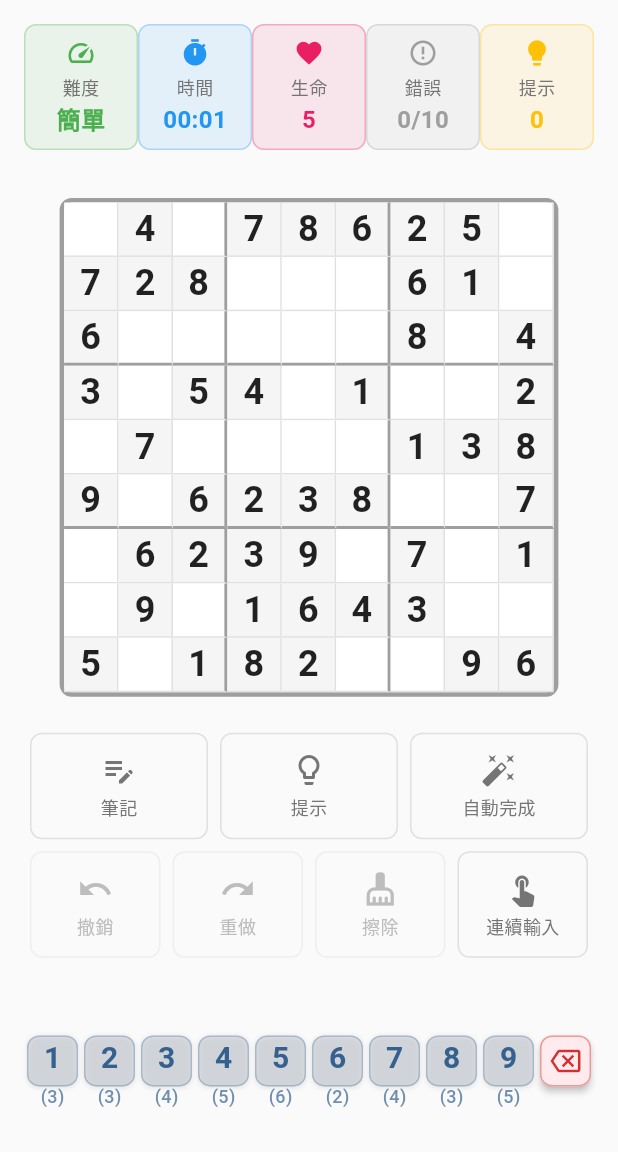
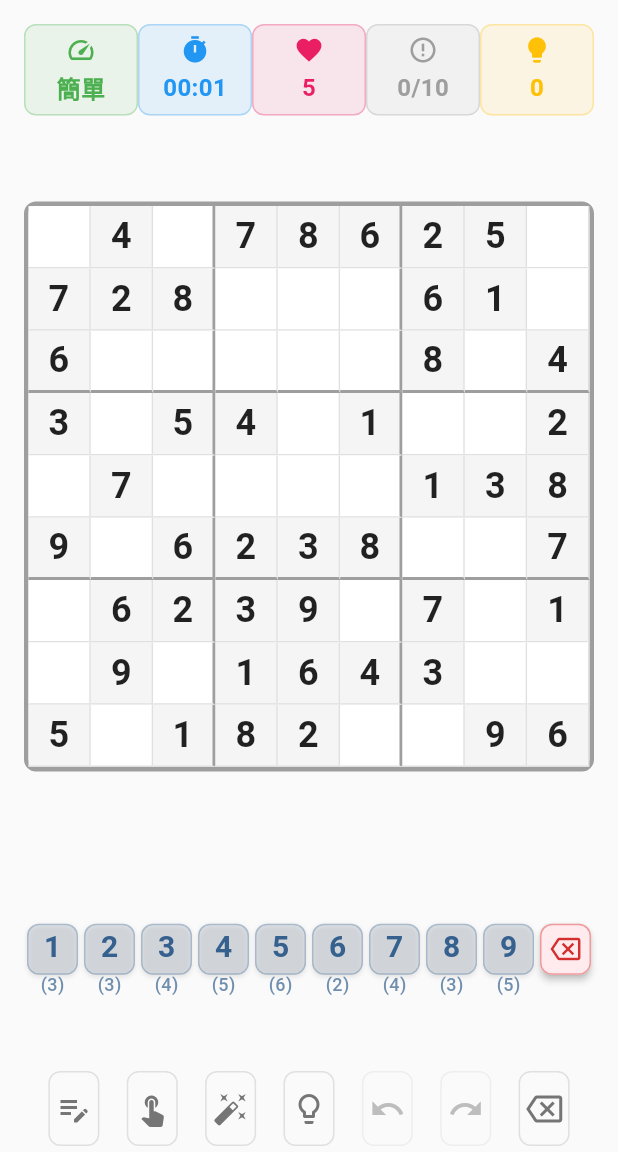
Before and after one commit to n8210sam/easyChees, a Flutter app: the screen it shows after launch, after a tap on "簡單", on a phone screen of 412 x 824 dp, the part 84-1236 px from its top. Run offline on Flutter 3.47's test engine with Material 3 defaults, Android fonts, the phone set to English and light mode, and no system bars; our stand-ins replace shared_preferences.

Commit message:
Responsive UI design - v1.2.0
- Reorder control buttons: 筆記, 連續輸入, 自動完成, 提示, 撤銷, 重做, 擦除
- Move control buttons after number input
- Hide Chinese text on mobile (screen width < 600px)
- Show Chinese text on tablet and larger screens
- Responsive design for both game controls and info widgets
- Compact button layout for better mobile experience

```diff
--- a/lib/main.dart
+++ b/lib/main.dart
@@ -9,7 +9,7 @@ import 'package:sudoku_app/utils/theme.dart';
 void main() {
   // Only print in debug mode
   if (kDebugMode) {
-    debugPrint('=== 數獨遊戲啟動 - 版本 v1.1.4 ===');
+    debugPrint('=== 數獨遊戲啟動 - 版本 v1.2.0 ===');
   }
   runApp(const SudokuApp());
 }
--- a/lib/screens/game_screen.dart
+++ b/lib/screens/game_screen.dart
@@ -122,9 +122,6 @@ class _GameScreenState extends State<GameScreen> {
                 ),
               ),
 
-              // Game Controls
-              const GameControlsWidget(),
-
               // Number Input
               Expanded(
                 flex: 1,
@@ -169,6 +166,9 @@ class _GameScreenState extends State<GameScreen> {
                   ),
                 ),
               ),
+
+              // Game Controls (moved after number input)
+              const GameControlsWidget(),
             ],
           );
         },
--- a/lib/widgets/game_controls_widget.dart
+++ b/lib/widgets/game_controls_widget.dart
@@ -7,70 +7,74 @@ class GameControlsWidget extends StatelessWidget {
 
   @override
   Widget build(BuildContext context) {
+    final screenWidth = MediaQuery.of(context).size.width;
+    final isTabletOrLarger = screenWidth >= 600; // 平板以上顯示中文
+
     return Container(
-      padding: const EdgeInsets.symmetric(horizontal: 16.0, vertical: 8.0),
-      child: Column(
-        children: [
-          // 第一行：筆記、提示、自動完成
-          Row(
+      padding: const EdgeInsets.symmetric(horizontal: 16.0, vertical: 4.0),
+      child: Row(
         mainAxisAlignment: MainAxisAlignment.spaceEvenly,
         children: [
-              // Notes Mode Toggle
+          // 筆記
           Consumer<GameProvider>(
             builder: (context, gameProvider, child) {
-                  return _buildControlButton(
+              return _buildResponsiveButton(
                 context,
                 icon: Icons.edit_note,
-                    label: '筆記',
+                label: isTabletOrLarger ? '筆記' : null,
                 isActive: gameProvider.isNotesMode,
                 onTap: gameProvider.toggleNotesMode,
               );
             },
           ),
 
-              // Hint Button
+          // 連續輸入
           Consumer<GameProvider>(
             builder: (context, gameProvider, child) {
-                  return _buildControlButton(
+              return _buildResponsiveButton(
+                context,
+                icon: Icons.touch_app,
+                label: isTabletOrLarger ? '連續輸入' : null,
+                isActive: gameProvider.isContinuousInputEnabled,
+                onTap: gameProvider.toggleContinuousInput,
+              );
+            },
+          ),
+
+          // 自動完成
+          Consumer<GameProvider>(
+            builder: (context, gameProvider, child) {
+              return _buildResponsiveButton(
+                context,
+                icon: Icons.auto_fix_high,
+                label: isTabletOrLarger ? '自動完成' : null,
+                isActive: false,
+                isEnabled: !gameProvider.isGamePaused,
+                onTap: () => _showAutoCompleteDialog(context, gameProvider),
+              );
+            },
+          ),
+
+          // 提示
+          Consumer<GameProvider>(
+            builder: (context, gameProvider, child) {
+              return _buildResponsiveButton(
                 context,
                 icon: Icons.lightbulb_outline,
-                    label: '提示',
+                label: isTabletOrLarger ? '提示' : null,
                 isActive: false,
                 onTap: () => _showHintDialog(context, gameProvider),
               );
             },
           ),
 
-              // Auto Complete Button
+          // 撤銷
           Consumer<GameProvider>(
             builder: (context, gameProvider, child) {
-                  return _buildControlButton(
-                    context,
-                    icon: Icons.auto_fix_high,
-                    label: '自動完成',
-                    isActive: false,
-                    isEnabled: !gameProvider.isGamePaused,
-                    onTap: () => _showAutoCompleteDialog(context, gameProvider),
-                  );
-                },
-              ),
-            ],
-          ),
-
-          const SizedBox(height: 8),
-
-          // 第二行：撤銷、重做、擦除、連續輸入
-          Row(
-            mainAxisAlignment: MainAxisAlignment.spaceEvenly,
-            children: [
-
-          // Undo Button
-          Consumer<GameProvider>(
-            builder: (context, gameProvider, child) {
-              return _buildControlButton(
+              return _buildResponsiveButton(
                 context,
                 icon: Icons.undo,
-                label: '撤銷',
+                label: isTabletOrLarger ? '撤銷' : null,
                 isActive: false,
                 isEnabled: gameProvider.canUndo,
                 onTap: () => _handleUndo(context, gameProvider),
@@ -78,13 +82,13 @@ class GameControlsWidget extends StatelessWidget {
             },
           ),
 
-          // Redo Button
+          // 重做
           Consumer<GameProvider>(
             builder: (context, gameProvider, child) {
-              return _buildControlButton(
+              return _buildResponsiveButton(
                 context,
                 icon: Icons.redo,
-                label: '重做',
+                label: isTabletOrLarger ? '重做' : null,
                 isActive: false,
                 isEnabled: gameProvider.canRedo,
                 onTap: () => _handleRedo(context, gameProvider),
@@ -92,50 +96,36 @@ class GameControlsWidget extends StatelessWidget {
             },
           ),
 
-          // Erase Button
+          // 擦除
           Consumer<GameProvider>(
             builder: (context, gameProvider, child) {
-              return _buildControlButton(
+              return _buildResponsiveButton(
                 context,
-                icon: Icons.cleaning_services,
-                label: '擦除',
+                icon: Icons.backspace_outlined,
+                label: isTabletOrLarger ? '擦除' : null,
                 isActive: false,
-                isEnabled: gameProvider.hasSelectedCell && !gameProvider.isGamePaused,
                 onTap: () => _handleErase(context, gameProvider),
               );
             },
-          ),
-
-              // Continuous Input Toggle
-              Consumer<GameProvider>(
-                builder: (context, gameProvider, child) {
-                  return _buildControlButton(
-                    context,
-                    icon: Icons.touch_app,
-                    label: '連續輸入',
-                    isActive: gameProvider.isContinuousInputEnabled,
-                    onTap: gameProvider.toggleContinuousInput,
-                  );
-                },
-              ),
-            ],
           ),
         ],
       ),
     );
   }
 
-  Widget _buildControlButton(
+  Widget _buildResponsiveButton(
     BuildContext context, {
     required IconData icon,
-    required String label,
+    String? label, // 可選的標籤
     required bool isActive,
     required VoidCallback onTap,
     bool isEnabled = true,
   }) {
-    return Expanded(
+    final hasLabel = label != null && label.isNotEmpty;
+
+    return Flexible(
       child: Padding(
-        padding: const EdgeInsets.symmetric(horizontal: 4.0),
+        padding: const EdgeInsets.symmetric(horizontal: 2.0),
         child: Material(
           color: isActive
               ? Theme.of(context).primaryColor.withValues(alpha: 0.1)
@@ -145,7 +135,10 @@ class GameControlsWidget extends StatelessWidget {
             onTap: isEnabled ? onTap : null,
             borderRadius: BorderRadius.circular(8),
             child: Container(
-              padding: const EdgeInsets.symmetric(vertical: 12.0),
+              padding: EdgeInsets.symmetric(
+                vertical: hasLabel ? 8.0 : 12.0,
+                horizontal: hasLabel ? 8.0 : 4.0,
+              ),
               decoration: BoxDecoration(
                 border: Border.all(
                   color: isActive
@@ -157,23 +150,24 @@ class GameControlsWidget extends StatelessWidget {
                 ),
                 borderRadius: BorderRadius.circular(8),
               ),
-              child: Column(
+              child: hasLabel
+                  ? Column(
                       mainAxisSize: MainAxisSize.min,
                       children: [
                         Icon(
                           icon,
-                    size: 24,
+                          size: 20,
                           color: isActive
                               ? Theme.of(context).primaryColor
                               : isEnabled
                                   ? Colors.grey.shade600
                                   : Colors.grey.shade400,
                         ),
-                  const SizedBox(height: 4),
+                        const SizedBox(height: 2),
                         Text(
                           label,
                           style: TextStyle(
-                      fontSize: 12,
+                            fontSize: 10,
                             fontWeight: FontWeight.w500,
                             color: isActive
                                 ? Theme.of(context).primaryColor
@@ -183,6 +177,15 @@ class GameControlsWidget extends StatelessWidget {
                           ),
                         ),
                       ],
+                    )
+                  : Icon(
+                      icon,
+                      size: 24,
+                      color: isActive
+                          ? Theme.of(context).primaryColor
+                          : isEnabled
+                              ? Colors.grey.shade600
+                              : Colors.grey.shade400,
                     ),
             ),
           ),
--- a/lib/widgets/game_info_widget.dart
+++ b/lib/widgets/game_info_widget.dart
@@ -30,6 +30,9 @@ class _GameInfoWidgetState extends State<GameInfoWidget> {
         final board = gameProvider.currentBoard;
         if (board == null) return const SizedBox.shrink();
 
+        final screenWidth = MediaQuery.of(context).size.width;
+        final isTabletOrLarger = screenWidth >= 600; // 平板以上顯示中文
+
         return Container(
           padding: const EdgeInsets.all(16.0),
           child: Consumer<SettingsProvider>(
@@ -40,10 +43,10 @@ class _GameInfoWidgetState extends State<GameInfoWidget> {
                 mainAxisAlignment: MainAxisAlignment.spaceEvenly,
                 children: [
                   // Difficulty
-                  _buildInfoItem(
+                  _buildResponsiveInfoItem(
                     context,
                     icon: Icons.speed,
-                    label: '難度',
+                    label: isTabletOrLarger ? '難度' : null,
                     value: _getDifficultyText(board.difficulty),
                     color: _getDifficultyColor(board.difficulty),
                   ),
@@ -53,10 +56,10 @@ class _GameInfoWidgetState extends State<GameInfoWidget> {
                     StreamBuilder<DateTime>(
                       stream: _timeStream,
                       builder: (context, snapshot) {
-                        return _buildInfoItem(
+                        return _buildResponsiveInfoItem(
                           context,
                           icon: Icons.timer,
-                          label: '時間',
+                          label: isTabletOrLarger ? '時間' : null,
                           value: _getElapsedTime(board),
                           color: Colors.blue,
                         );
@@ -64,10 +67,10 @@ class _GameInfoWidgetState extends State<GameInfoWidget> {
                     ),
 
                   // Lives
-                  _buildInfoItem(
+                  _buildResponsiveInfoItem(
                     context,
                     icon: Icons.favorite,
-                    label: '生命',
+                    label: isTabletOrLarger ? '生命' : null,
                     value: '${board.lives}',
                     color: board.lives <= 1
                         ? Colors.red
@@ -77,10 +80,10 @@ class _GameInfoWidgetState extends State<GameInfoWidget> {
                   ),
 
               // Mistakes
-              _buildInfoItem(
+              _buildResponsiveInfoItem(
                 context,
                 icon: Icons.error_outline,
-                label: '錯誤',
+                label: isTabletOrLarger ? '錯誤' : null,
                 value: '${board.mistakes}/${gameProvider.maxMistakes}',
                 color: board.mistakes >= gameProvider.maxMistakes
                     ? Colors.red
@@ -90,10 +93,10 @@ class _GameInfoWidgetState extends State<GameInfoWidget> {
               ),
 
                   // Hints Used
-                  _buildInfoItem(
+                  _buildResponsiveInfoItem(
                     context,
                     icon: Icons.lightbulb,
-                    label: '提示',
+                    label: isTabletOrLarger ? '提示' : null,
                     value: board.hintsUsed.toString(),
                     color: Colors.amber,
                   ),
@@ -106,16 +109,21 @@ class _GameInfoWidgetState extends State<GameInfoWidget> {
     );
   }
 
-  Widget _buildInfoItem(
+  Widget _buildResponsiveInfoItem(
     BuildContext context, {
     required IconData icon,
-    required String label,
+    String? label, // 可選的標籤
     required String value,
     required Color color,
   }) {
+    final hasLabel = label != null && label.isNotEmpty;
+
     return Expanded(
       child: Container(
-        padding: const EdgeInsets.symmetric(vertical: 8.0, horizontal: 12.0),
+        padding: EdgeInsets.symmetric(
+          vertical: hasLabel ? 8.0 : 6.0,
+          horizontal: hasLabel ? 12.0 : 8.0,
+        ),
         decoration: BoxDecoration(
           color: color.withValues(alpha: 0.1),
           borderRadius: BorderRadius.circular(8),
@@ -129,23 +137,25 @@ class _GameInfoWidgetState extends State<GameInfoWidget> {
           children: [
             Icon(
               icon,
-              size: 20,
+              size: hasLabel ? 18 : 20,
               color: color,
             ),
+            if (hasLabel) ...[
               const SizedBox(height: 4),
               Text(
                 label,
                 style: TextStyle(
-                fontSize: 12,
+                  fontSize: 10,
                   color: Colors.grey.shade600,
                   fontWeight: FontWeight.w500,
                 ),
               ),
-            const SizedBox(height: 2),
+            ],
+            SizedBox(height: hasLabel ? 2 : 4),
             Text(
               value,
               style: TextStyle(
-                fontSize: 16,
+                fontSize: hasLabel ? 12 : 16,
                 fontWeight: FontWeight.bold,
                 color: color,
               ),
--- a/pubspec.yaml
+++ b/pubspec.yaml
@@ -1,7 +1,7 @@
 name: sudoku_app
 description: A beautiful Sudoku mobile app built with Flutter.
 publish_to: 'none'
-version: 1.1.4+8
+version: 1.2.0+9
 
 environment:
   sdk: '>=3.0.0 <4.0.0'
```
Also changed, not shown: 1 other file. Lines whose indentation alone changed are shown as unchanged.
